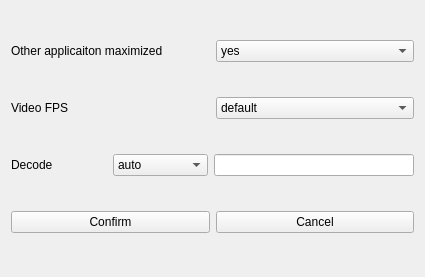
Old version of the form moresetting.ui in the repository dependon/fantascene-dynamic-wallpaper.
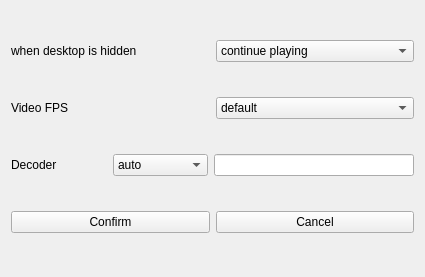
New version of the form.

Diff of the .ui file:
```diff
--- a/moresetting.ui
+++ b/moresetting.ui
@@ -19,7 +19,7 @@
      <item>
       <widget class="QLabel" name="label">
        <property name="text">
-        <string>Other applicaiton maximized</string>
+        <string>when desktop is hidden</string>
        </property>
       </widget>
      </item>
@@ -27,7 +27,7 @@
       <widget class="QComboBox" name="autoBox">
        <item>
         <property name="text">
-         <string>yes</string>
+         <string>continue playing</string>
         </property>
        </item>
        <item>
@@ -99,7 +99,7 @@
      <item>
       <widget class="QLabel" name="label_3">
        <property name="text">
-        <string>Decode</string>
+        <string>Decoder</string>
        </property>
       </widget>
      </item>
```
Left out of the diff: 2 changed lines with no effect on the pictures.
